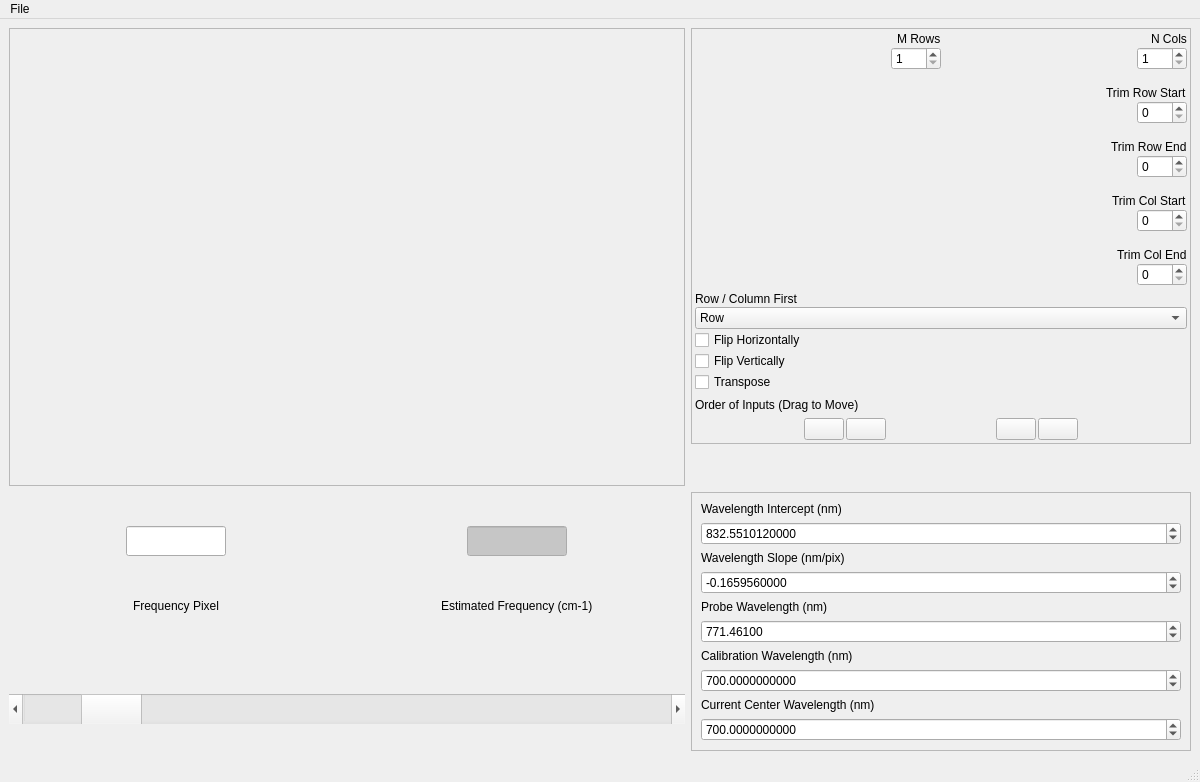
CCampJr/CRIkit2, file crikit/ui/qt5/ui_Mosaic.ui: the form before one commit.
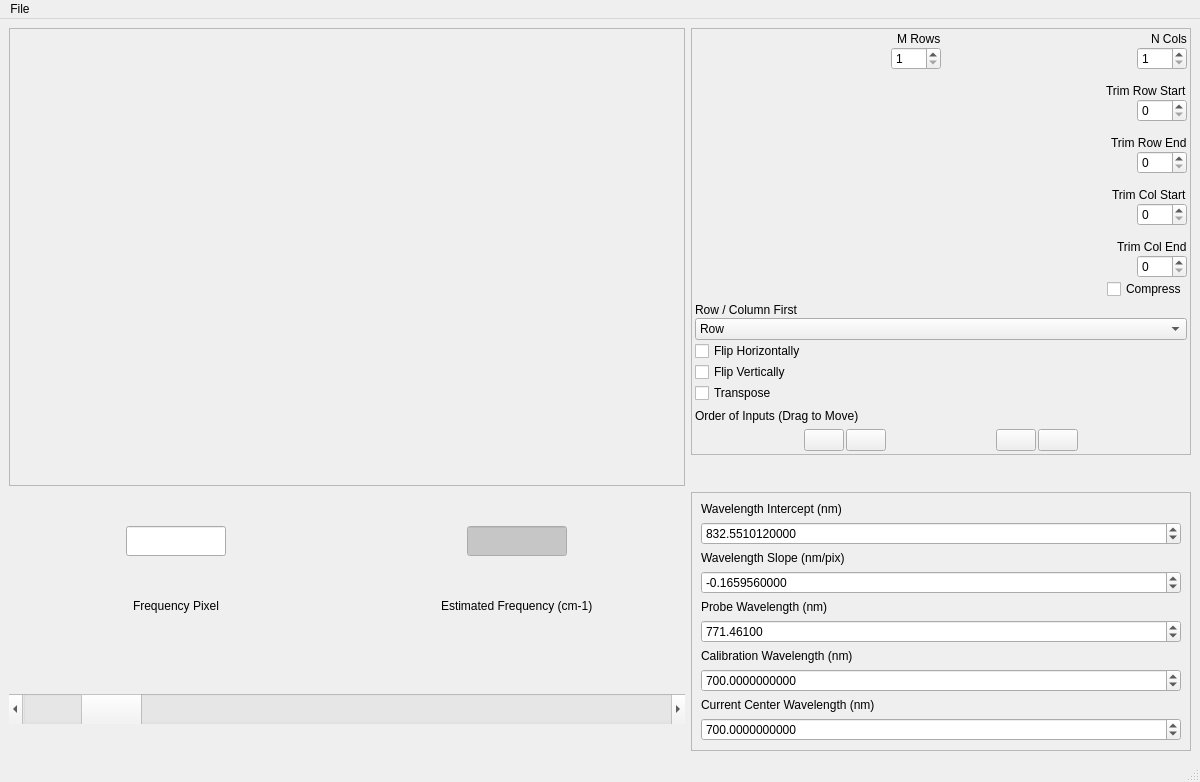
The form after the commit. Icons and pictures are not drawn.

What changed in the file:
```diff
--- a/crikit/ui/qt5/ui_Mosaic.ui
+++ b/crikit/ui/qt5/ui_Mosaic.ui
@@ -299,6 +299,13 @@
              </property>
             </widget>
            </item>
+           <item alignment="Qt::AlignRight">
+            <widget class="QCheckBox" name="checkBoxCompress">
+             <property name="text">
+              <string>Compress</string>
+             </property>
+            </widget>
+           </item>
            <item>
             <spacer name="verticalSpacer_7">
              <property name="orientation">
```
